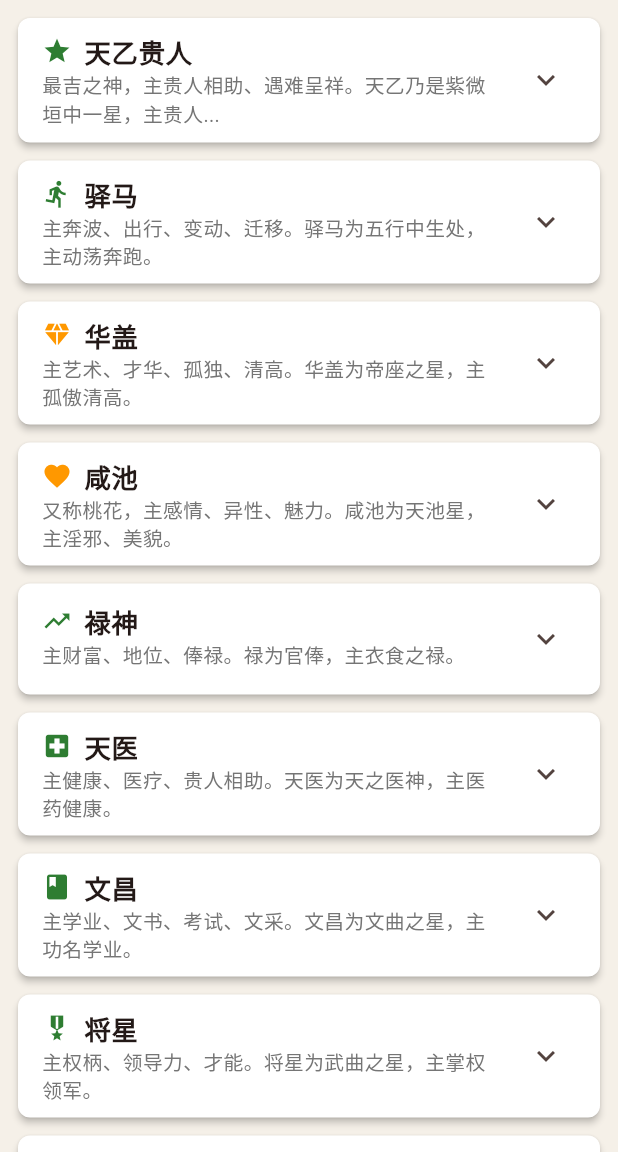
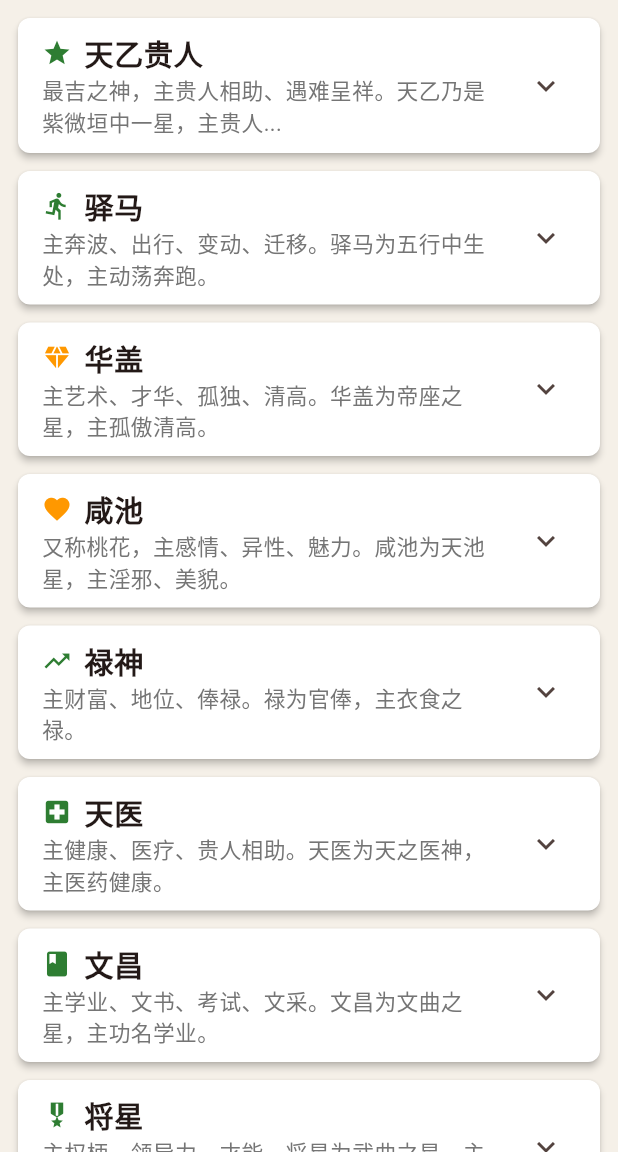
Before and after one commit to jiangbocn-sys/liuyao-app, a Flutter app: the ShenshaDetailScreen screen opened directly, on a phone screen of 412 x 824 dp, the part 84-1236 px from its top. Run offline on Flutter 3.47's test engine with Material 3 defaults, Android fonts, the phone set to English and light mode, and no system bars; our stand-ins replace image_picker, sensors_plus, share_plus, shared_preferences, sqflite; missing offline and left inert: google_mlkit_text_recognition; accounts and stored records are empty.

Commit message:
fix: 神煞详解和课笔记字体跟随手机系统字体设置

```diff
--- a/lib/screens/shensha_detail_screen.dart
+++ b/lib/screens/shensha_detail_screen.dart
@@ -3,6 +3,8 @@
 library;
 
 import 'package:flutter/material.dart';
+import 'package:provider/provider.dart';
+import '../providers/settings_provider.dart';
 
 /// 神煞详解内容
 class ShenshaDetail {
@@ -264,6 +266,7 @@ class _ShenshaCard extends StatelessWidget {
 
   @override
   Widget build(BuildContext context) {
+    final ts = MediaQuery.textScaleFactorOf(context);
     return Card(
       margin: const EdgeInsets.only(bottom: 12),
       child: ExpansionTile(
@@ -271,12 +274,12 @@ class _ShenshaCard extends StatelessWidget {
           children: [
             Icon(_getIcon(detail.name), size: 20, color: _getColor(detail.effect)),
             const SizedBox(width: 8),
-            Text(detail.name, style: const TextStyle(fontSize: 16, fontWeight: FontWeight.bold)),
+            Text(detail.name, style: TextStyle(fontSize: 16 * ts.clamp(0.8, 1.3), fontWeight: FontWeight.bold)),
           ],
         ),
         subtitle: Text(
           detail.meaning.length > 30 ? '${detail.meaning.substring(0, 30)}...' : detail.meaning,
-          style: TextStyle(fontSize: 12, color: Colors.grey.shade600),
+          style: TextStyle(fontSize: 12 * ts.clamp(0.8, 1.3), color: Colors.grey.shade600),
         ),
         children: [
           Padding(
@@ -284,10 +287,10 @@ class _ShenshaCard extends StatelessWidget {
             child: Column(
               crossAxisAlignment: CrossAxisAlignment.start,
               children: [
-                _section('含义', detail.meaning),
-                _section('用法', detail.usage),
-                _section('查法', detail.condition),
-                _section('效应', detail.effect, color: _getColor(detail.effect)),
+                _section(context, '含义', detail.meaning),
+                _section(context, '用法', detail.usage),
+                _section(context, '查法', detail.condition),
+                _section(context, '效应', detail.effect, color: _getColor(detail.effect)),
               ],
             ),
           ),
@@ -296,15 +299,16 @@ class _ShenshaCard extends StatelessWidget {
     );
   }
 
-  Widget _section(String label, String text, {Color? color}) {
+  Widget _section(BuildContext context, String label, String text, {Color? color}) {
+    final ts = MediaQuery.textScaleFactorOf(context);
     return Padding(
       padding: const EdgeInsets.only(bottom: 10),
       child: Column(
         crossAxisAlignment: CrossAxisAlignment.start,
         children: [
-          Text(label, style: TextStyle(fontSize: 13, fontWeight: FontWeight.bold, color: Colors.brown.shade700)),
+          Text(label, style: TextStyle(fontSize: 13 * ts.clamp(0.8, 1.3), fontWeight: FontWeight.bold, color: Colors.brown.shade700)),
           const SizedBox(height: 4),
-          Text(text, style: TextStyle(fontSize: 14, height: 1.6, color: color ?? Colors.black87)),
+          Text(text, style: TextStyle(fontSize: 14 * ts.clamp(0.8, 1.3), height: 1.6, color: color ?? Colors.black87)),
         ],
       ),
     );
```
Also changed, not shown: lib/screens/course_notes_screen.dart (+17 -6 lines).
